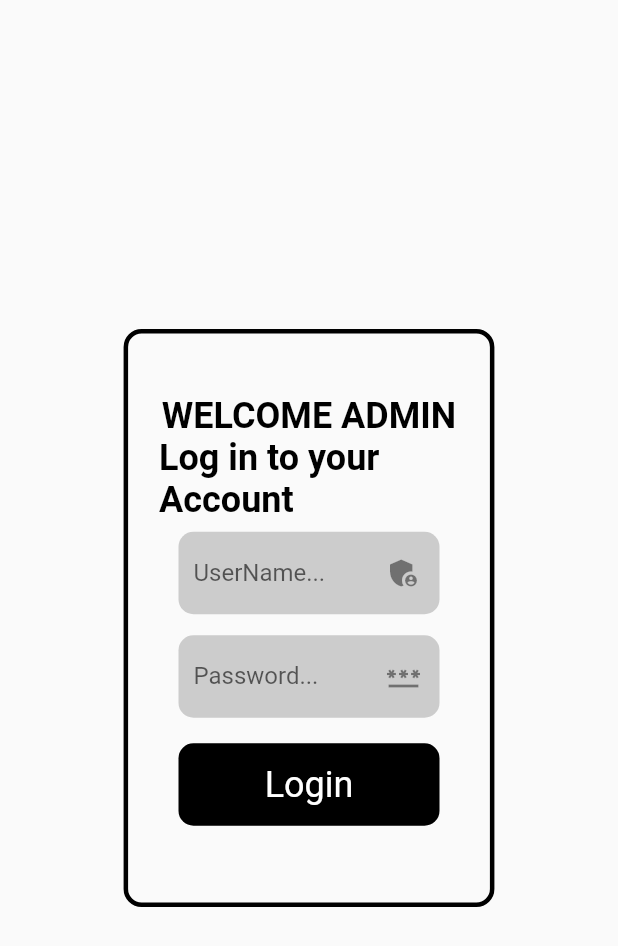
After one commit to mariamyusra21/auction_fire, a Flutter app: the WebLoginScreen screen opened directly, on a phone screen of 412 x 824 dp. The commit adds this screen. Shown: the top 946 px of the screen. Run offline on Flutter 3.47's test engine with Material 2 defaults, Android fonts, the phone set to English and light mode, and no system bars; our stand-ins replace cloud_firestore, firebase_auth, firebase_core, fluttertoast, font_awesome_flutter, google_sign_in and 1 more; missing offline and left inert: flutter_admin_scaffold, wc_form_validators; accounts and stored records are empty.

Commit message:
error in admin panel of Firebase.initializeApp();

```diff
--- a/lib/main.dart
+++ b/lib/main.dart
@@ -6,6 +6,7 @@ import 'package:flutter/material.dart';
 void main() async {
   WidgetsFlutterBinding.ensureInitialized();
   await Firebase.initializeApp();
+
 
   runApp(MaterialApp(
     theme: ThemeData(
--- /dev/null
+++ b/lib/screens/admin_screens/web_login.dart
@@ -0,0 +1,125 @@
+import 'package:auction_fire/screens/admin_screens/web_main.dart';
+import 'package:firebase_auth/firebase_auth.dart';
+import 'package:flutter/material.dart';
+import 'package:sizer/sizer.dart';
+
+import '../../services/firebase_services.dart';
+import '../../widgets/bid_dialogue.dart';
+import '../../widgets/bidbutton.dart';
+import '../../widgets/bidtextfield.dart';
+import '../../widgets/styles.dart';
+
+class WebLoginScreen extends StatefulWidget {
+  static const String id = "weblogin";
+  @override
+  State<WebLoginScreen> createState() => _WebLoginScreenState();
+}
+
+class _WebLoginScreenState extends State<WebLoginScreen> {
+  // const WebLoginScreen({Key? key}) : super(key: key);
+  TextEditingController userNameC = TextEditingController();
+
+  TextEditingController passwordC = TextEditingController();
+
+  final formKey = GlobalKey<FormState>();
+  bool formStateLoading = false;
+
+  submit(BuildContext context) async {
+    if (formKey.currentState!.validate()) {
+      setState(() {
+        formStateLoading = true;
+      });
+      await FirebaseServices.adminSignIn(userNameC.text).then((value) async {
+        if (value['name'] == userNameC.text &&
+            value['password'] == passwordC.text) {
+          try {
+            UserCredential user =
+                await FirebaseAuth.instance.signInAnonymously();
+            if (user != null) {
+              Navigator.pushReplacementNamed(context, WebMainScreen.id);
+            }
+          } catch (e) {
+            setState(() {
+              formStateLoading = false;
+            });
+            showDialog(
+                context: context,
+                builder: (_) {
+                  return bidDialogue(
+                    title: e.toString(),
+                  );
+                });
+          }
+        }
+      });
+    }
+  }
+
+  @override
+  Widget build(BuildContext context) {
+    return Scaffold(
+      body: Center(
+        child: Padding(
+          padding: EdgeInsets.symmetric(horizontal: 20.w),
+          child: Container(
+            decoration: BoxDecoration(
+                border: Border.all(color: Colors.black, width: 3),
+                borderRadius: BorderRadius.circular(12)),
+            child: Padding(
+              padding: EdgeInsets.symmetric(horizontal: 5.w, vertical: 5.h),
+              child: Form(
+                key: formKey,
+                child: Column(
+                  mainAxisSize: MainAxisSize.min,
+                  children: [
+                    const Text(
+                      "WELCOME ADMIN",
+                      style: BidStyle.boldStyle,
+                    ),
+                    const Text(
+                      "Log in to your Account",
+                      style: BidStyle.boldStyle,
+                    ),
+                    BidTextField(
+                      controller: userNameC,
+                      HintText: "UserName...",
+                      validate: (v) {
+                        if (v!.isEmpty) {
+                          return "email should not be empty";
+                        }
+                        return null;
+                      },
+                      inputAction: TextInputAction.next,
+                      icon: const Icon(Icons.admin_panel_settings_sharp),
+                    ),
+                    BidTextField(
+                      controller: passwordC,
+                      isPassword: true,
+                      HintText: "Password...",
+                      validate: (v) {
+                        if (v.isEmpty) {
+                          return "password should not be empty";
+                        }
+                        return null;
+                      },
+                      icon: const Icon(Icons.password),
+                      inputAction: TextInputAction.done,
+                    ),
+                    BidButton(
+                      isLoginButton: true,
+                      isLoading: formStateLoading,
+                      onPress: () {
+                        submit(context);
+                      },
+                      buttonTitle: 'Login',
+                    ),
+                  ],
+                ),
+              ),
+            ),
+          ),
+        ),
+      ),
+    );
+  }
+}
--- /dev/null
+++ b/lib/widgets/bidbutton.dart
@@ -0,0 +1,57 @@
+ // ignore_for_file: unnecessary_string_interpolations
+
+ import 'package:flutter/material.dart';
+
+class BidButton extends StatelessWidget {
+   BidButton({super.key,
+   required this.buttonTitle,
+   this.isLoginButton=false,
+   this.onPress,
+   this.isLoading=false,
+   });
+
+  String buttonTitle;
+  bool isLoginButton;   // if button is login then either buttoncolor should be this(cyan) or that(black)
+  VoidCallback? onPress;
+  bool isLoading;
+
+  @override
+  Widget build(BuildContext context) {
+    return  GestureDetector(
+      onTap: isLoading? null : onPress,
+      child: Container(
+        margin: const EdgeInsets.symmetric(horizontal: 13,vertical: 10), //verticle 10 create the create new account button on bottom
+        decoration: BoxDecoration(
+          color: isLoginButton==false ? Colors.cyan : Colors.black,
+          borderRadius: BorderRadius.circular(10),
+
+        ),
+                width: double.infinity,
+                height: 55,
+                // text in button
+                alignment: Alignment.center,
+                child: Stack(
+                  children: [
+                    Visibility(
+                      visible: isLoading?false:true,
+                      child: Center(
+                                      child: Text(
+                                      "$buttonTitle",
+                      style: TextStyle(fontSize: 24,
+                      color: isLoginButton==false ? Colors.black : Colors.white,),
+
+                                      ),
+                                    ),
+                    ),
+                Visibility(
+                  visible: isLoading,
+                  child:  Center(
+                    child: CircularProgressIndicator(),
+                  ),
+                ),
+                  ],
+                )
+              ),
+    );
+  }
+}
--- /dev/null
+++ b/lib/widgets/bidtextfield.dart
@@ -0,0 +1,91 @@
+import 'package:flutter/material.dart';
+
+class BidTextField extends StatefulWidget {
+
+   String HintText;
+ bool isPassword;
+ TextEditingController controller;
+  //  String? Function(String?)? validate;
+bool check;  //used to check whether the textfeild is password if yes then visibility should turn on and off
+Widget icon;
+int? maxLines;
+final TextInputAction inputAction;  // use to change one action button in keyboard can go through that button to next textfeild
+// late FocusNode focusNode;
+   BidTextField( {super.key ,
+   required this.HintText,
+   required this.controller,
+   //required this.validate,
+   this.maxLines,
+   this.isPassword=false,
+   this.check=false,
+   required this.icon,
+   required this.inputAction,
+   required String? Function(String v) validate,
+   //required this.focusNode
+   });
+
+
+
+  @override
+  State<BidTextField> createState() => _BidTextFieldState();
+}
+
+class _BidTextFieldState extends State<BidTextField> {
+
+
+//  String? Function(String?)? validate;
+
+ // late final FocusNode focusNode;
+
+// for icon where it should appear as visiblity an where it should be appear an email
+  @override
+  Widget build(BuildContext context) {
+     TextInputAction? inputAction;
+    //  int maxLines;
+
+    return Container(
+      margin: const EdgeInsets.symmetric(horizontal: 13,vertical: 7),
+       decoration: BoxDecoration(
+         color: Colors.grey.withOpacity(0.5) ,     // color of formfeild where we input information like email, password etc
+         borderRadius: BorderRadius.circular(10)
+        ),
+        child: TextFormField(
+
+          //the below validator will show same message in all fields
+          // validator: (v){
+          //   if(v!.isEmpty){
+          //       return "something wrong";
+          //   }
+          // },
+          obscureText: widget.isPassword==false?false: widget.isPassword,
+          //validator: validate,
+          controller: widget.controller,
+          // maxLines: widget.maxLines==1 ? 1 :widget.maxLines,
+          // focusNode: focusNode,
+          textInputAction: inputAction,
+          decoration: InputDecoration(
+            border: InputBorder.none,
+            labelText: widget.HintText,
+            suffixIcon: widget.icon,
+            // suffixIcon: IconButton(onPressed: (){
+            //   if(check ==false){ //agr password ki feild nhi hogi to waha ye icon nhi hoga
+            //   isPassword=true;
+            //   check=true;
+            //   }
+            //   else{
+            //     isPassword= false;
+            //     check=false;
+            //   }
+            // }, icon: ),
+            // iconChecker(),
+           // isPassword==false ?Icon(Icons.visibility):Icon(Icons.visibility_off),),
+            //isPassword==true?const Icon(Icons.visibility): const Icon(Icons.email),
+
+            // to showm 'enter email in normal way
+             contentPadding: EdgeInsets.all(10)
+
+          ),
+        ),
+    );
+  }
+}
--- /dev/null
+++ b/lib/widgets/styles.dart
@@ -0,0 +1,9 @@
+import 'package:flutter/material.dart';
+
+class BidStyle {
+  // a static function so without creating object it can call the class
+  static const boldStyle= TextStyle(
+     fontSize: 24, fontWeight: FontWeight.bold, color: Colors.black,
+
+  );
+}
--- a/pubspec.yaml
+++ b/pubspec.yaml
@@ -18,6 +18,8 @@ dependencies:
   fluttertoast: ^8.2.1
   google_sign_in:
   wc_form_validators: ^1.0.0
+  sizer:
+  flutter_admin_scaffold: ^1.2.0
 
 dev_dependencies:
   flutter_test:
```
Also changed, not shown: lib/screens/admin_screens/dashboard_screen.dart (added, +20 -0 lines), lib/screens/admin_screens/web_main.dart (added, +89 -0 lines), lib/screens/landing_screen.dart (added, +93 -0 lines), lib/screens/layout_screen.dart (added, +20 -0 lines), lib/services/firebase_services.dart (added, +14 -0 lines), lib/widgets/bid_dialogue.dart (added, +22 -0 lines), lib/widgets/home_cards.dart (added, +30 -0 lines), pubspec.lock, 1 other file.
